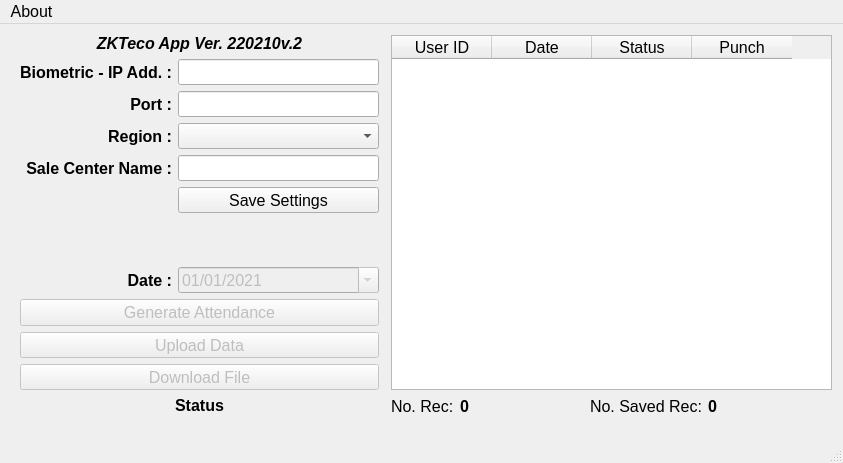
First picture: the form in conNew.ui, repository tekashifuta/pyqt5-finger-zkteco, before the edit.
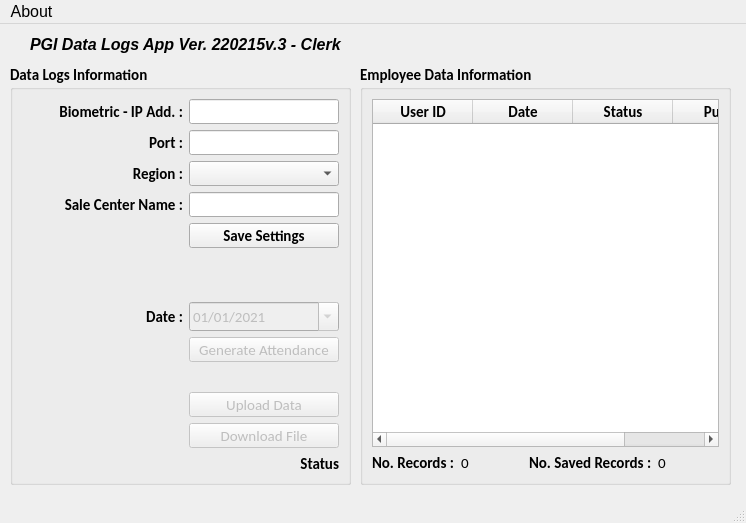
Second picture: the form after the edit.

Patch:
```diff
--- a/conNew.ui
+++ b/conNew.ui
@@ -6,8 +6,8 @@
    <rect>
     <x>0</x>
     <y>0</y>
-    <width>843</width>
-    <height>463</height>
+    <width>746</width>
+    <height>523</height>
    </rect>
   </property>
   <property name="font">
@@ -26,50 +26,53 @@
    <string>jkhkjh</string>
   </property>
   <widget class="QWidget" name="centralwidget">
-   <widget class="QWidget" name="gridLayoutWidget">
+   <widget class="QGroupBox" name="groupBox">
     <property name="geometry">
      <rect>
-      <x>20</x>
-      <y>10</y>
-      <width>359</width>
-      <height>381</height>
+      <x>10</x>
+      <y>40</y>
+      <width>341</width>
+      <height>421</height>
      </rect>
     </property>
+    <property name="font">
+     <font>
+      <family>Calibri</family>
+      <pointsize>11</pointsize>
+      <weight>75</weight>
+      <bold>true</bold>
+     </font>
+    </property>
+    <property name="title">
+     <string>Data Logs Information</string>
+    </property>
+    <layout class="QVBoxLayout" name="verticalLayout_2">
+     <item>
     <layout class="QGridLayout" name="gridLayout">
-     <item row="3" column="1">
-      <widget class="QComboBox" name="cmbRegion">
+       <item row="1" column="1">
+        <widget class="QLineEdit" name="txtPort">
        <property name="font">
         <font>
-         <family>Arial</family>
-         <pointsize>12</pointsize>
+           <family>Calibri</family>
+           <pointsize>11</pointsize>
          <weight>50</weight>
          <bold>false</bold>
         </font>
        </property>
-      </widget>
-     </item>
-     <item row="5" column="1">
-      <widget class="QPushButton" name="btnSaveSettings">
-       <property name="font">
-        <font>
-         <family>Arial</family>
-         <pointsize>12</pointsize>
-        </font>
-       </property>
-       <property name="text">
-        <string>Save Settings</string>
-       </property>
-      </widget>
-     </item>
-     <item row="9" column="0" colspan="2">
+         <property name="maxLength">
+          <number>20</number>
+         </property>
+        </widget>
+       </item>
+       <item row="10" column="1">
       <widget class="QPushButton" name="btnGenAtt">
        <property name="enabled">
         <bool>false</bool>
        </property>
        <property name="font">
         <font>
-         <family>Arial</family>
-         <pointsize>12</pointsize>
+           <family>Calibri</family>
+           <pointsize>11</pointsize>
          <weight>50</weight>
          <bold>false</bold>
         </font>
@@ -79,12 +82,117 @@
        </property>
       </widget>
      </item>
-     <item row="1" column="1">
+       <item row="3" column="1">
+        <widget class="QLineEdit" name="txtSCName">
+         <property name="font">
+          <font>
+           <family>Calibri</family>
+           <pointsize>11</pointsize>
+           <weight>50</weight>
+           <bold>false</bold>
+          </font>
+         </property>
+         <property name="maxLength">
+          <number>100</number>
+         </property>
+        </widget>
+       </item>
+       <item row="14" column="0" colspan="2">
+        <widget class="QLabel" name="lblStatus">
+         <property name="font">
+          <font>
+           <family>Calibri</family>
+           <pointsize>11</pointsize>
+           <weight>75</weight>
+           <bold>true</bold>
+          </font>
+         </property>
+         <property name="text">
+          <string>Status</string>
+         </property>
+         <property name="alignment">
+          <set>Qt::AlignRight|Qt::AlignTrailing|Qt::AlignVCenter</set>
+         </property>
+        </widget>
+       </item>
+       <item row="13" column="1">
+        <widget class="QPushButton" name="btnDownload">
+         <property name="enabled">
+          <bool>false</bool>
+         </property>
+         <property name="font">
+          <font>
+           <family>Calibri</family>
+           <pointsize>11</pointsize>
+           <weight>50</weight>
+           <bold>false</bold>
+          </font>
+         </property>
+         <property name="text">
+          <string>Download File</string>
+         </property>
+        </widget>
+       </item>
+       <item row="3" column="0">
+        <widget class="QLabel" name="label_39">
+         <property name="font">
+          <font>
+           <family>Calibri</family>
+           <pointsize>11</pointsize>
+           <weight>75</weight>
+           <bold>true</bold>
+          </font>
+         </property>
+         <property name="text">
+          <string>Sale Center Name :</string>
+         </property>
+         <property name="alignment">
+          <set>Qt::AlignRight|Qt::AlignTrailing|Qt::AlignVCenter</set>
+         </property>
+        </widget>
+       </item>
+       <item row="1" column="0">
+        <widget class="QLabel" name="label_16">
+         <property name="font">
+          <font>
+           <family>Calibri</family>
+           <pointsize>11</pointsize>
+           <weight>75</weight>
+           <bold>true</bold>
+          </font>
+         </property>
+         <property name="text">
+          <string>Port :</string>
+         </property>
+         <property name="alignment">
+          <set>Qt::AlignRight|Qt::AlignTrailing|Qt::AlignVCenter</set>
+         </property>
+        </widget>
+       </item>
+       <item row="0" column="0">
+        <widget class="QLabel" name="label_15">
+         <property name="font">
+          <font>
+           <family>Calibri</family>
+           <pointsize>11</pointsize>
+           <weight>75</weight>
+           <bold>true</bold>
+          </font>
+         </property>
+         <property name="text">
+          <string>           Biometric - IP Add. :</string>
+         </property>
+         <property name="alignment">
+          <set>Qt::AlignRight|Qt::AlignTrailing|Qt::AlignVCenter</set>
+         </property>
+        </widget>
+       </item>
+       <item row="0" column="1">
       <widget class="QLineEdit" name="txtIP">
        <property name="font">
         <font>
-         <family>Arial</family>
-         <pointsize>12</pointsize>
+           <family>Calibri</family>
+           <pointsize>11</pointsize>
          <weight>50</weight>
          <bold>false</bold>
         </font>
@@ -97,33 +205,60 @@
        </property>
       </widget>
      </item>
-     <item row="12" column="0" colspan="2">
-      <widget class="QLabel" name="lblStatus">
+       <item row="4" column="1">
+        <widget class="QPushButton" name="btnSaveSettings">
        <property name="font">
         <font>
-         <family>Arial</family>
-         <pointsize>12</pointsize>
+           <family>Calibri</family>
+           <pointsize>11</pointsize>
          <weight>75</weight>
          <bold>true</bold>
         </font>
        </property>
        <property name="text">
-        <string>Status</string>
+          <string>Save Settings</string>
+         </property>
+        </widget>
+       </item>
+       <item row="2" column="1">
+        <widget class="QComboBox" name="cmbRegion">
+         <property name="font">
+          <font>
+           <family>Calibri</family>
+           <pointsize>11</pointsize>
+           <weight>50</weight>
+           <bold>false</bold>
+          </font>
+         </property>
+        </widget>
+       </item>
+       <item row="2" column="0">
+        <widget class="QLabel" name="label_6">
+         <property name="font">
+          <font>
+           <family>Calibri</family>
+           <pointsize>11</pointsize>
+           <weight>75</weight>
+           <bold>true</bold>
+          </font>
+         </property>
+         <property name="text">
+          <string>Region :</string>
        </property>
        <property name="alignment">
-        <set>Qt::AlignCenter</set>
+          <set>Qt::AlignRight|Qt::AlignTrailing|Qt::AlignVCenter</set>
        </property>
       </widget>
      </item>
-     <item row="10" column="0" colspan="2">
+       <item row="12" column="1">
       <widget class="QPushButton" name="btnSaveToMysql">
        <property name="enabled">
         <bool>false</bool>
        </property>
        <property name="font">
         <font>
-         <family>Arial</family>
-         <pointsize>12</pointsize>
+           <family>Calibri</family>
+           <pointsize>11</pointsize>
          <weight>50</weight>
          <bold>false</bold>
         </font>
@@ -133,48 +268,51 @@
        </property>
       </widget>
      </item>
-     <item row="2" column="1">
-      <widget class="QLineEdit" name="txtPort">
+       <item row="11" column="1">
+        <widget class="QLabel" name="lblEthernetStatus">
        <property name="font">
         <font>
-         <family>Arial</family>
-         <pointsize>12</pointsize>
-         <weight>50</weight>
-         <bold>false</bold>
-        </font>
-       </property>
-       <property name="maxLength">
-        <number>20</number>
-       </property>
-      </widget>
-     </item>
-     <item row="11" column="0" colspan="2">
-      <widget class="QPushButton" name="btnDownload">
-       <property name="enabled">
-        <bool>false</bool>
-       </property>
+           <family>Calibri</family>
+           <pointsize>11</pointsize>
+           <weight>75</weight>
+           <bold>true</bold>
+          </font>
+         </property>
+         <property name="text">
+          <string/>
+         </property>
+         <property name="alignment">
+          <set>Qt::AlignCenter</set>
+         </property>
+        </widget>
+       </item>
+       <item row="8" column="0" rowspan="2">
+        <widget class="QLabel" name="label_41">
        <property name="font">
         <font>
-         <family>Arial</family>
-         <pointsize>12</pointsize>
-         <weight>50</weight>
-         <bold>false</bold>
+           <family>Calibri</family>
+           <pointsize>11</pointsize>
+           <weight>75</weight>
+           <bold>true</bold>
         </font>
        </property>
        <property name="text">
-        <string>Download File</string>
-       </property>
-      </widget>
-     </item>
-     <item row="8" column="1">
+          <string>Date :</string>
+         </property>
+         <property name="alignment">
+          <set>Qt::AlignRight|Qt::AlignTrailing|Qt::AlignVCenter</set>
+         </property>
+        </widget>
+       </item>
+       <item row="8" column="1" rowspan="2">
       <widget class="QDateEdit" name="txtDateNew">
        <property name="enabled">
         <bool>false</bool>
        </property>
        <property name="font">
         <font>
-         <family>Arial</family>
-         <pointsize>12</pointsize>
+           <family>Calibri</family>
+           <pointsize>11</pointsize>
          <weight>50</weight>
          <bold>false</bold>
         </font>
@@ -210,8 +348,55 @@
        </property>
       </widget>
      </item>
-     <item row="0" column="0" colspan="2">
+       <item row="5" column="0" colspan="2">
+        <widget class="QLabel" name="lblStatus1">
+         <property name="font">
+          <font>
+           <family>Calibri</family>
+           <pointsize>11</pointsize>
+           <weight>75</weight>
+           <bold>true</bold>
+          </font>
+         </property>
+         <property name="text">
+          <string/>
+         </property>
+         <property name="alignment">
+          <set>Qt::AlignCenter</set>
+         </property>
+        </widget>
+       </item>
+       <item row="6" column="0" rowspan="2" colspan="2">
+        <widget class="QLabel" name="lblStatus1_2">
+         <property name="font">
+          <font>
+           <family>Calibri</family>
+           <pointsize>11</pointsize>
+           <weight>75</weight>
+           <bold>true</bold>
+          </font>
+         </property>
+         <property name="text">
+          <string/>
+         </property>
+         <property name="alignment">
+          <set>Qt::AlignCenter</set>
+         </property>
+        </widget>
+       </item>
+      </layout>
+     </item>
+    </layout>
+   </widget>
       <widget class="QLabel" name="label_14">
+    <property name="geometry">
+     <rect>
+      <x>30</x>
+      <y>10</y>
+      <width>320</width>
+      <height>20</height>
+     </rect>
+    </property>
        <property name="font">
         <font>
          <family>Arial</family>
@@ -222,168 +407,51 @@
         </font>
        </property>
        <property name="text">
-        <string>ZKTeco App Ver. 220210v.2</string>
+     <string>PGI Data Logs App Ver. 220215v.3 - Clerk</string>
        </property>
        <property name="alignment">
-        <set>Qt::AlignCenter</set>
-       </property>
-      </widget>
-     </item>
-     <item row="7" column="0" colspan="2">
-      <widget class="QLabel" name="lblStatus1">
-       <property name="font">
-        <font>
-         <family>Arial</family>
-         <pointsize>12</pointsize>
-         <weight>75</weight>
-         <bold>true</bold>
-        </font>
-       </property>
-       <property name="text">
-        <string/>
-       </property>
-       <property name="alignment">
-        <set>Qt::AlignCenter</set>
-       </property>
-      </widget>
-     </item>
-     <item row="4" column="0">
-      <widget class="QLabel" name="label_39">
-       <property name="font">
-        <font>
-         <family>Arial</family>
-         <pointsize>12</pointsize>
-         <weight>75</weight>
-         <bold>true</bold>
-        </font>
-       </property>
-       <property name="text">
-        <string>Sale Center Name :</string>
-       </property>
-       <property name="alignment">
-        <set>Qt::AlignRight|Qt::AlignTrailing|Qt::AlignVCenter</set>
-       </property>
-      </widget>
-     </item>
-     <item row="3" column="0">
-      <widget class="QLabel" name="label_6">
-       <property name="font">
-        <font>
-         <family>Arial</family>
-         <pointsize>12</pointsize>
-         <weight>75</weight>
-         <bold>true</bold>
-        </font>
-       </property>
-       <property name="text">
-        <string>Region :</string>
-       </property>
-       <property name="alignment">
-        <set>Qt::AlignRight|Qt::AlignTrailing|Qt::AlignVCenter</set>
-       </property>
-      </widget>
-     </item>
-     <item row="1" column="0">
-      <widget class="QLabel" name="label_15">
-       <property name="font">
-        <font>
-         <family>Arial</family>
-         <pointsize>12</pointsize>
-         <weight>75</weight>
-         <bold>true</bold>
-        </font>
-       </property>
-       <property name="text">
-        <string>Biometric - IP Add. :</string>
-       </property>
-       <property name="alignment">
-        <set>Qt::AlignRight|Qt::AlignTrailing|Qt::AlignVCenter</set>
-       </property>
-      </widget>
-     </item>
-     <item row="4" column="1">
-      <widget class="QLineEdit" name="txtSCName">
-       <property name="font">
-        <font>
-         <family>Arial</family>
-         <pointsize>12</pointsize>
-         <weight>50</weight>
-         <bold>false</bold>
-        </font>
-       </property>
-       <property name="maxLength">
-        <number>100</number>
-       </property>
-      </widget>
-     </item>
-     <item row="2" column="0">
-      <widget class="QLabel" name="label_16">
-       <property name="font">
-        <font>
-         <family>Arial</family>
-         <pointsize>12</pointsize>
-         <weight>75</weight>
-         <bold>true</bold>
-        </font>
-       </property>
-       <property name="text">
-        <string>Port :</string>
-       </property>
-       <property name="alignment">
-        <set>Qt::AlignRight|Qt::AlignTrailing|Qt::AlignVCenter</set>
-       </property>
-      </widget>
-     </item>
-     <item row="8" column="0">
-      <widget class="QLabel" name="label_41">
-       <property name="font">
-        <font>
-         <family>Arial</family>
-         <pointsize>12</pointsize>
-         <weight>75</weight>
-         <bold>true</bold>
-        </font>
-       </property>
-       <property name="text">
-        <string>Date :</string>
-       </property>
-       <property name="alignment">
-        <set>Qt::AlignRight|Qt::AlignTrailing|Qt::AlignVCenter</set>
-       </property>
-      </widget>
-     </item>
-     <item row="6" column="0" colspan="2">
-      <widget class="QLabel" name="lblStatus_2">
-       <property name="font">
-        <font>
-         <family>Arial</family>
-         <pointsize>12</pointsize>
-         <weight>75</weight>
-         <bold>true</bold>
-        </font>
-       </property>
-       <property name="text">
-        <string/>
-       </property>
-       <property name="alignment">
-        <set>Qt::AlignCenter</set>
-       </property>
-      </widget>
-     </item>
-    </layout>
-   </widget>
-   <widget class="QWidget" name="layoutWidget">
+     <set>Qt::AlignLeading|Qt::AlignLeft|Qt::AlignVCenter</set>
+    </property>
+   </widget>
+   <widget class="QGroupBox" name="groupBox_2">
     <property name="geometry">
      <rect>
-      <x>391</x>
-      <y>11</y>
-      <width>441</width>
-      <height>381</height>
+      <x>360</x>
+      <y>40</y>
+      <width>371</width>
+      <height>421</height>
      </rect>
     </property>
+    <property name="font">
+     <font>
+      <family>Calibri</family>
+      <pointsize>11</pointsize>
+      <weight>75</weight>
+      <bold>true</bold>
+     </font>
+    </property>
+    <property name="title">
+     <string>Employee Data Information</string>
+    </property>
+    <layout class="QVBoxLayout" name="verticalLayout_3">
+     <item>
     <layout class="QVBoxLayout" name="verticalLayout">
      <item>
       <widget class="QTableWidget" name="tableWidget">
+         <property name="enabled">
+          <bool>true</bool>
+         </property>
+         <property name="font">
+          <font>
+           <family>Calibri</family>
+           <pointsize>11</pointsize>
+           <weight>75</weight>
+           <bold>true</bold>
+          </font>
+         </property>
+         <property name="editTriggers">
+          <set>QAbstractItemView::NoEditTriggers</set>
+         </property>
        <column>
         <property name="text">
          <string>User ID</string>
@@ -412,14 +480,14 @@
         <widget class="QLabel" name="lbltest">
          <property name="font">
           <font>
-           <family>Arial</family>
-           <pointsize>12</pointsize>
-           <weight>50</weight>
-           <bold>false</bold>
+             <family>Calibri</family>
+             <pointsize>11</pointsize>
+             <weight>75</weight>
+             <bold>true</bold>
           </font>
          </property>
          <property name="text">
-          <string>No. Rec:</string>
+            <string>No. Records :</string>
          </property>
          <property name="alignment">
           <set>Qt::AlignLeading|Qt::AlignLeft|Qt::AlignVCenter</set>
@@ -430,10 +498,10 @@
         <widget class="QLabel" name="lblNoOfRec">
          <property name="font">
           <font>
-           <family>Arial</family>
-           <pointsize>12</pointsize>
-           <weight>75</weight>
-           <bold>true</bold>
+             <family>Calibri</family>
+             <pointsize>11</pointsize>
+             <weight>50</weight>
+             <bold>false</bold>
           </font>
          </property>
          <property name="text">
@@ -446,6 +514,14 @@
        </item>
        <item>
         <spacer name="horizontalSpacer">
+           <property name="font">
+            <font>
+             <family>Calibri</family>
+             <pointsize>11</pointsize>
+             <weight>75</weight>
+             <bold>true</bold>
+            </font>
+           </property>
          <property name="orientation">
           <enum>Qt::Horizontal</enum>
          </property>
@@ -461,14 +537,14 @@
         <widget class="QLabel" name="lbltest_2">
          <property name="font">
           <font>
-           <family>Arial</family>
-           <pointsize>12</pointsize>
-           <weight>50</weight>
-           <bold>false</bold>
+             <family>Calibri</family>
+             <pointsize>11</pointsize>
+             <weight>75</weight>
+             <bold>true</bold>
           </font>
          </property>
          <property name="text">
-          <string>No. Saved Rec:</string>
+            <string>No. Saved Records :</string>
          </property>
          <property name="alignment">
           <set>Qt::AlignLeading|Qt::AlignLeft|Qt::AlignVCenter</set>
@@ -479,10 +555,10 @@
         <widget class="QLabel" name="lblSavedRec">
          <property name="font">
           <font>
-           <family>Arial</family>
-           <pointsize>12</pointsize>
-           <weight>75</weight>
-           <bold>true</bold>
+             <family>Calibri</family>
+             <pointsize>11</pointsize>
+             <weight>50</weight>
+             <bold>false</bold>
           </font>
          </property>
          <property name="text">
@@ -509,6 +585,8 @@
       </layout>
      </item>
     </layout>
+     </item>
+    </layout>
    </widget>
   </widget>
   <widget class="QStatusBar" name="statusbar"/>
@@ -517,7 +595,7 @@
     <rect>
      <x>0</x>
      <y>0</y>
-     <width>843</width>
+     <width>746</width>
      <height>24</height>
     </rect>
    </property>
```
Left out of the diff: 18 changed lines with no effect on the pictures. Lines whose indentation alone changed are shown as unchanged.
